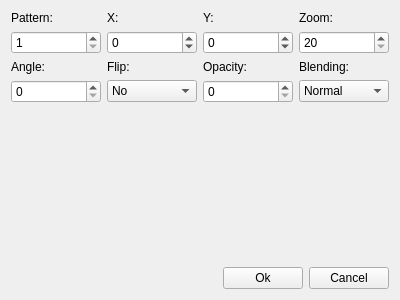
Above: editors/animations/cellpropertiesdialog.ui from jowin202/YaRXP before the change. Below: the same form after it.
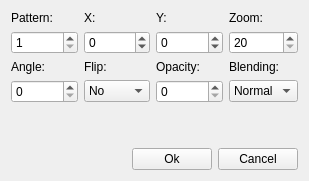
That is the form after the change.

Commit message: cell property dialog

Patch:
```diff
--- a/editors/animations/cellpropertiesdialog.ui
+++ b/editors/animations/cellpropertiesdialog.ui
@@ -9,8 +9,8 @@
    <rect>
     <x>0</x>
     <y>0</y>
-    <width>400</width>
-    <height>300</height>
+    <width>309</width>
+    <height>181</height>
    </rect>
   </property>
   <property name="windowTitle">
```
Left out of the diff: 12 changed lines with no effect on the pictures. The commit also changes 4 other files.
